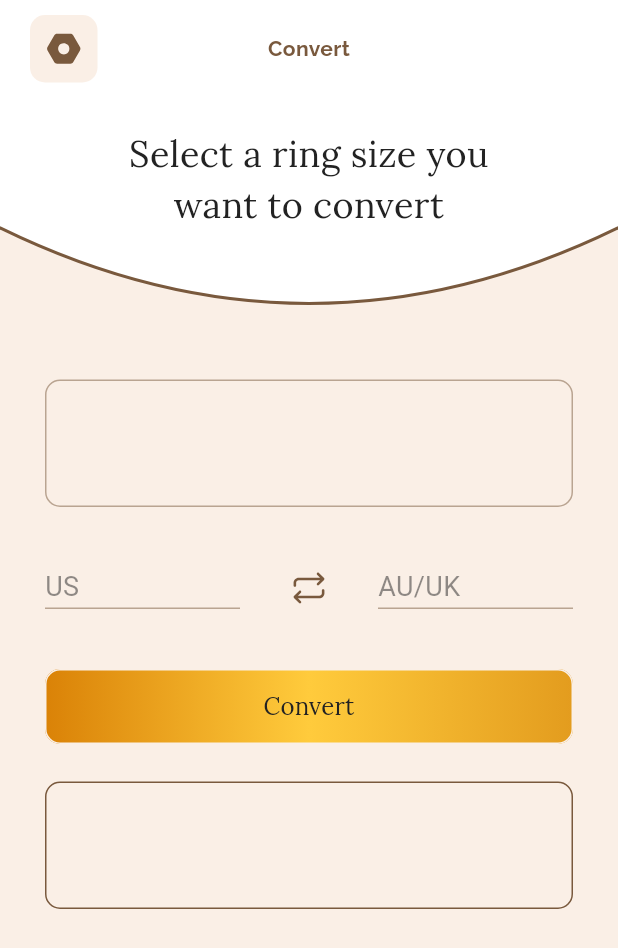
After one commit to s0urav-hald3r/ring_sizer, a Flutter app: the ConverterPage screen opened directly, after a tap on "Convert", on a phone screen of 412 x 824 dp. The commit adds this screen. Shown: the top 948 px of the screen. Run offline on Flutter 3.47's test engine with Material 3 defaults, Android fonts, the phone set to English and light mode, and no system bars; our stand-ins replace dotted_border, flutter_svg, get, get_storage, google_fonts; accounts and stored records are empty; Roboto replaces fonts that are missing (Montaga).

Commit message:
convert page UI complete

```diff
--- /dev/null
+++ b/lib/components/converter_clipper.dart
@@ -0,0 +1,18 @@
+import 'package:flutter/material.dart';
+
+class ConverterClipper extends CustomClipper<Path> {
+  @override
+  Path getClip(Size size) {
+    Path path = Path();
+
+    path.quadraticBezierTo(size.width * 0.5, size.height * 0.15, size.width, 0);
+    path.lineTo(size.width, size.height);
+    path.lineTo(0, size.height);
+    path.close();
+
+    return path;
+  }
+
+  @override
+  bool shouldReclip(CustomClipper<Path> oldClipper) => true;
+}
--- /dev/null
+++ b/lib/components/converter_painter.dart
@@ -0,0 +1,26 @@
+import 'package:flutter/material.dart';
+import 'package:ring_sizer/config/constants.dart';
+
+class ConverterPainter extends CustomPainter {
+  @override
+  void paint(Canvas canvas, Size size) {
+    Path path = Path();
+    Paint paint = Paint()
+      ..color = secondaryColor
+      ..strokeWidth = 4
+      ..style = PaintingStyle.stroke;
+
+    path.quadraticBezierTo(size.width * 0.5, size.height * 0.15, size.width, 0);
+    path.lineTo(size.width, size.height);
+    path.lineTo(0, size.height);
+    path.close();
+
+    canvas.drawPath(path, paint);
+  }
+
+  @override
+  bool shouldRepaint(ConverterPainter oldDelegate) => true;
+
+  @override
+  bool shouldRebuildSemantics(ConverterPainter oldDelegate) => false;
+}
--- /dev/null
+++ b/lib/components/converter_section.dart
@@ -0,0 +1,53 @@
+import 'package:flutter/material.dart';
+import 'package:flutter_svg/flutter_svg.dart';
+import 'package:google_fonts/google_fonts.dart';
+import 'package:ring_sizer/config/constants.dart';
+
+class ConverterSection extends StatelessWidget {
+  const ConverterSection({super.key});
+
+  @override
+  Widget build(BuildContext context) {
+    return Row(mainAxisAlignment: MainAxisAlignment.spaceBetween, children: [
+      Container(
+        width: 130,
+        padding: const EdgeInsets.only(bottom: 1),
+        decoration: BoxDecoration(
+          border: Border(
+            bottom: BorderSide(
+              color: secondaryColor.withOpacity(.5),
+            ),
+          ),
+        ),
+        child: Text(
+          'US',
+          style: GoogleFonts.montaga(
+            fontSize: 18,
+            fontWeight: FontWeight.w400,
+            color: textColor.withOpacity(.5),
+          ),
+        ),
+      ),
+      SvgPicture.asset(exchangeIcon),
+      Container(
+        width: 130,
+        padding: const EdgeInsets.only(bottom: 1),
+        decoration: BoxDecoration(
+          border: Border(
+            bottom: BorderSide(
+              color: secondaryColor.withOpacity(.5),
+            ),
+          ),
+        ),
+        child: Text(
+          'AU/UK',
+          style: GoogleFonts.montaga(
+            fontSize: 18,
+            fontWeight: FontWeight.w400,
+            color: textColor.withOpacity(.5),
+          ),
+        ),
+      ),
+    ]);
+  }
+}
--- /dev/null
+++ b/lib/components/settings_appbar.dart
@@ -0,0 +1,45 @@
+import 'package:flutter/material.dart';
+import 'package:flutter_svg/flutter_svg.dart';
+import 'package:google_fonts/google_fonts.dart';
+import 'package:ring_sizer/config/constants.dart';
+import 'package:ring_sizer/config/navigation.dart';
+import 'package:ring_sizer/views/settings_page.dart';
+
+class SettingsAppbar extends StatelessWidget {
+  final String title;
+  const SettingsAppbar({super.key, this.title = ''});
+
+  @override
+  Widget build(BuildContext context) {
+    return Row(mainAxisAlignment: MainAxisAlignment.spaceBetween, children: [
+      InkWell(
+        onTap: () {
+          NavigatorKey.push(const SettingsPage());
+        },
+        child: Container(
+          width: 45,
+          height: 45,
+          decoration: BoxDecoration(
+            borderRadius: BorderRadius.circular(10),
+            color: primaryColor,
+          ),
+          child: Center(
+            child: SvgPicture.asset(settingsIcon),
+          ),
+        ),
+      ),
+      Text(
+        title,
+        style: GoogleFonts.raleway(
+          fontSize: 14,
+          fontWeight: FontWeight.w700,
+          color: secondaryColor,
+        ),
+      ),
+      const SizedBox(
+        width: 45,
+        height: 45,
+      )
+    ]);
+  }
+}
--- a/lib/config/constants.dart
+++ b/lib/config/constants.dart
@@ -29,6 +29,7 @@ const String navSRingIcon = 'assets/icons/navSRingIcon.svg';
 const String navURingIcon = 'assets/icons/navURingIcon.svg';
 const String saveIcon = 'assets/icons/saveIcon.svg';
 const String settingsIcon = 'assets/icons/settingsIcon.svg';
+const String exchangeIcon = 'assets/icons/exchangeIcon.svg';
 
 // Images
 const String cardHolder = 'assets/images/cardHolder.png';
--- /dev/null
+++ b/lib/views/converter_page.dart
@@ -0,0 +1,99 @@
+import 'package:flutter/material.dart';
+import 'package:google_fonts/google_fonts.dart';
+import 'package:ring_sizer/components/converter_clipper.dart';
+import 'package:ring_sizer/components/converter_painter.dart';
+import 'package:ring_sizer/components/converter_section.dart';
+import 'package:ring_sizer/components/settings_appbar.dart';
+import 'package:ring_sizer/config/constants.dart';
+
+class ConverterPage extends StatelessWidget {
+  const ConverterPage({super.key});
+
+  @override
+  Widget build(BuildContext context) {
+    Size size = MediaQuery.of(context).size;
+
+    return Scaffold(
+      body: SafeArea(
+        child: SizedBox(
+          width: size.width,
+          height: size.height,
+          child: Column(children: [
+            Padding(
+              padding: const EdgeInsets.symmetric(horizontal: 20),
+              child: Column(children: [
+                const SizedBox(height: 10),
+                const SettingsAppbar(title: 'Convert'),
+                const SizedBox(height: 30),
+                Text(
+                  'Select a ring size you\nwant to convert',
+                  textAlign: TextAlign.center,
+                  style: GoogleFonts.lora(
+                    fontSize: 24,
+                    fontWeight: FontWeight.w400,
+                    color: textColor,
+                  ),
+                ),
+              ]),
+            ),
+            Expanded(
+              child: CustomPaint(
+                painter: ConverterPainter(),
+                child: ClipPath(
+                  clipper: ConverterClipper(),
+                  child: Container(
+                    width: size.width,
+                    color: primaryColor,
+                    padding: const EdgeInsets.symmetric(horizontal: 30),
+                    child: Column(children: [
+                      const SizedBox(height: 100),
+                      Container(
+                        height: 85,
+                        decoration: BoxDecoration(
+                          borderRadius: BorderRadius.circular(10),
+                          border: Border.all(
+                            color: secondaryColor.withOpacity(.5),
+                          ),
+                        ),
+                      ),
+                      const SizedBox(height: 40),
+                      const ConverterSection(),
+                      const SizedBox(height: 40),
+                      Container(
+                        width: size.width,
+                        height: 50,
+                        decoration: BoxDecoration(
+                          borderRadius: BorderRadius.circular(10),
+                          gradient: elevated,
+                        ),
+                        child: ElevatedButton(
+                          child: Text(
+                            'Convert',
+                            style: GoogleFonts.lora(
+                              fontSize: 16,
+                              fontWeight: FontWeight.w400,
+                              color: textColor,
+                            ),
+                          ),
+                          onPressed: () {},
+                        ),
+                      ),
+                      const SizedBox(height: 25),
+                      Container(
+                        height: 85,
+                        decoration: BoxDecoration(
+                          borderRadius: BorderRadius.circular(10),
+                          border: Border.all(color: secondaryColor),
+                        ),
+                      ),
+                    ]),
+                  ),
+                ),
+              ),
+            )
+          ]),
+        ),
+      ),
+    );
+  }
+}
--- a/lib/views/navbar_page.dart
+++ b/lib/views/navbar_page.dart
@@ -4,6 +4,7 @@ import 'package:get/get.dart';
 import 'package:google_fonts/google_fonts.dart';
 import 'package:ring_sizer/config/constants.dart';
 import 'package:ring_sizer/controllers/navbar_controller.dart';
+import 'package:ring_sizer/views/converter_page.dart';
 
 class NavBarPage extends StatefulWidget {
   const NavBarPage({super.key});
@@ -21,7 +22,7 @@ class _NavBarPageState extends State<NavBarPage> {
       body: Stack(
         alignment: Alignment.bottomCenter,
         children: [
-          _buildBody(),
+          Obx(() => _buildBody()),
           _buildBottomNavigationBar(),
         ],
       ),
@@ -32,7 +33,7 @@ class _NavBarPageState extends State<NavBarPage> {
     return [
       Container(),
       Container(),
-      Container(),
+      const ConverterPage(),
     ][controller.screenIndex];
   }
 
```
Also changed, not shown: assets/icons/exchangeIcon.svg (added).
